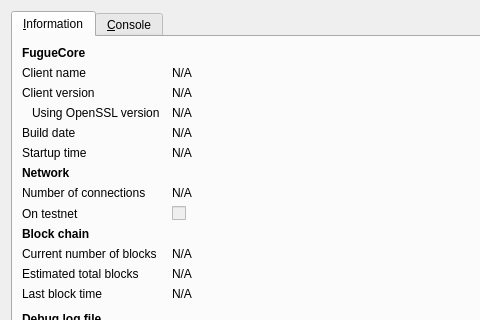
Above: src/qt/forms/rpcconsole.ui from Tillkoeln/Tillkoelns-World-Domination-Machine before the change; both pictures show x 0 to 480 and y 0 to 320 of the 740 by 450 pixel window. Below: the same form after it.
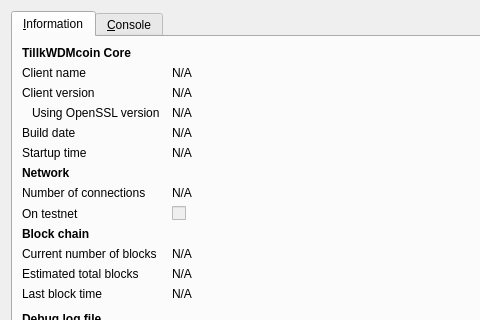
That is the form after the change. Icons and pictures are not drawn.

The edit to the form file:
```diff
--- a/src/qt/forms/rpcconsole.ui
+++ b/src/qt/forms/rpcconsole.ui
@@ -36,7 +36,7 @@
           </font>
          </property>
          <property name="text">
-          <string>FugueCore</string>
+          <string>TillkWDMcoin Core</string>
          </property>
         </widget>
        </item>
```
Left out of the diff: 6 changed lines with no effect on the pictures.
